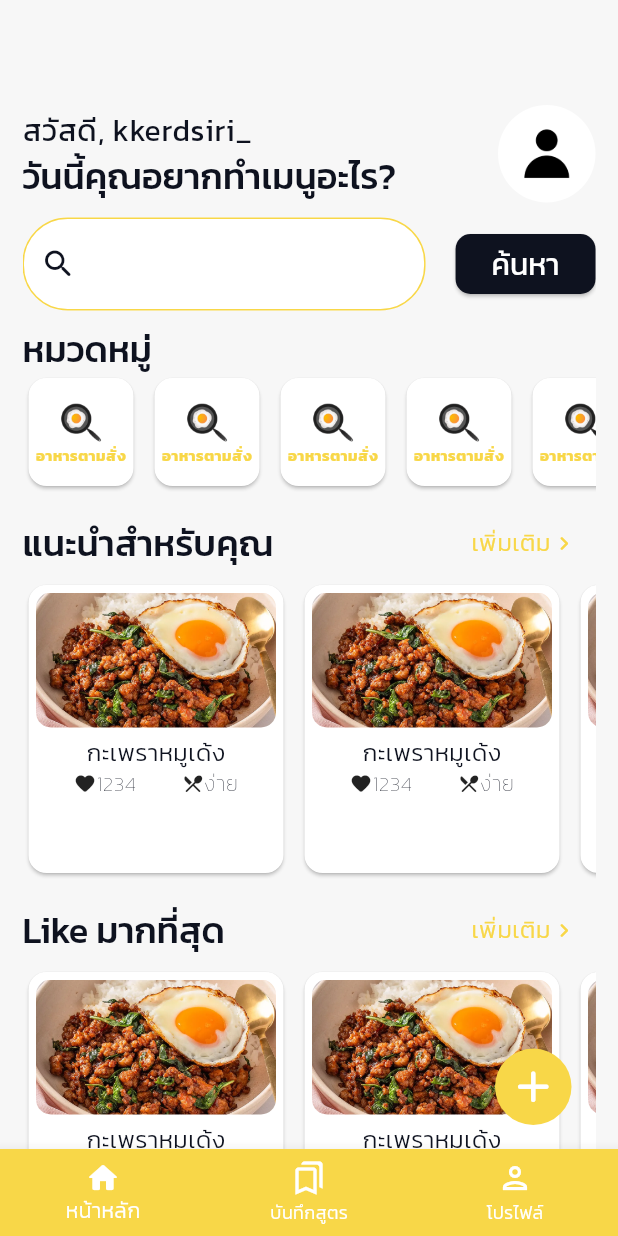
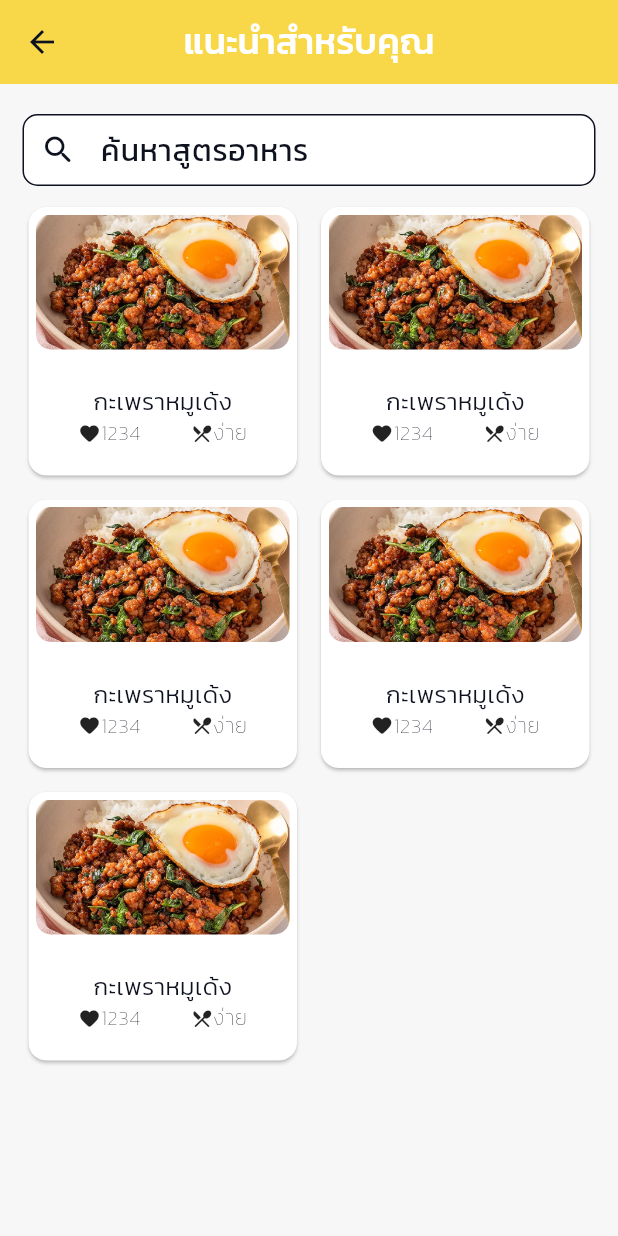
Before and after one commit to thg1rb/my-recipe, a Flutter app: the screen it shows after launch, after a tap on "เพิ่มเติม", on a phone screen of 412 x 824 dp. Run offline on Flutter 3.47's test engine with Material 3 defaults, Android fonts, the phone set to English and light mode, and no system bars; our stand-ins replace flutter_riverpod.

Commit message:
Recipe Grid UI and change FoodList variable to List of Map

```diff
--- a/lib/screens/home_screen.dart
+++ b/lib/screens/home_screen.dart
@@ -30,7 +30,6 @@ class HomeScreen extends StatelessWidget {
             runSpacing: 10,
             children: <Widget>[
               HomeHeader(username: "kkerdsiri_", profileUrl: ""),
-              HomeSearchBar(),
               HomeCategoryList(),
               HomeRecipeList(title: "แนะนำสำหรับคุณ"),
               HomeRecipeList(title: "Like มากที่สุด"),
@@ -87,72 +86,3 @@ class HomeHeader extends StatelessWidget {
     );
   }
 }
-
-// Home Search Bar
-class HomeSearchBar extends StatefulWidget {
-  const HomeSearchBar({super.key});
-
-  @override
-  State<HomeSearchBar> createState() => _HomeSearchBarState();
-}
-
-class _HomeSearchBarState extends State<HomeSearchBar> {
-  final GlobalKey<FormState> _formKey = GlobalKey<FormState>();
-  final TextEditingController searchBarController = TextEditingController();
-
-  @override
-  void dispose() {
-    searchBarController.dispose();
-    super.dispose();
-  }
-
-  @override
-  Widget build(BuildContext context) {
-    return Form(
-      key: _formKey,
-      child: Row(
-        mainAxisAlignment: MainAxisAlignment.start,
-        children: [
-          Expanded(
-            child: TextFormField(
-              controller: searchBarController,
-              validator: (value) {
-                if (value == null || value.isEmpty) {
-                  return "กรุณาระบุสูตรอาหารที่ต้องการ";
-                }
-                return null;
-              },
-              decoration: InputDecoration(
-                filled: true,
-                prefixIcon: Icon(Icons.search_rounded),
-                prefixIconColor: Theme.of(context).colorScheme.onSurface,
-                fillColor: Theme.of(context).colorScheme.onPrimary,
-                border: OutlineInputBorder(
-                  borderSide: BorderSide(
-                    color: Theme.of(context).colorScheme.primary,
-                  ),
-                  borderRadius: BorderRadius.circular(30),
-                ),
-                enabledBorder: OutlineInputBorder(
-                  borderSide: BorderSide(
-                    color: Theme.of(context).colorScheme.primary,
-                  ),
-                  borderRadius: BorderRadius.circular(30),
-                ),
-              ),
-            ),
-          ),
-          SizedBox(width: 20),
-          ElevatedButton(
-            onPressed: () {
-              if (_formKey.currentState!.validate()) {
-                print(searchBarController.text);
-              }
-            },
-            child: Text("ค้นหา"),
-          ),
-        ],
-      ),
-    );
-  }
-}
--- /dev/null
+++ b/lib/screens/recipe_grid_screen.dart
@@ -0,0 +1,57 @@
+import 'package:flutter/material.dart';
+import 'package:my_recipe/widgets/navigation_bar/top_navbar.dart';
+import 'package:my_recipe/widgets/recipe_card.dart';
+
+class RecipeGridScreen extends StatelessWidget {
+  const RecipeGridScreen({
+    super.key,
+    required List<Map<String, dynamic>>
+    recipeList, // TODO: Delete this and use callback to get the data instead
+    required String title,
+  }) : _recipeList = recipeList,
+       _title = title;
+
+  final List<Map<String, dynamic>> _recipeList;
+  final String _title;
+
+  @override
+  Widget build(BuildContext context) {
+    return Scaffold(
+      appBar: TopNavBar(title: _title, action: []),
+      body: Padding(
+        padding: const EdgeInsets.symmetric(vertical: 20, horizontal: 15),
+        child: Column(
+          children: [
+            TextField(
+              decoration: InputDecoration(
+                labelText: 'ค้นหาสูตรอาหาร',
+                contentPadding: EdgeInsets.symmetric(horizontal: 10),
+                prefixIcon: Icon(Icons.search_rounded),
+                prefixIconColor: Theme.of(context).colorScheme.onSurface,
+                filled: true,
+                fillColor: Theme.of(context).colorScheme.onPrimary,
+                border: OutlineInputBorder(
+                  borderRadius: BorderRadius.circular(10),
+                ),
+              ),
+            ),
+            Expanded(
+              child: GridView.builder(
+                padding: EdgeInsets.symmetric(vertical: 10),
+                gridDelegate: const SliverGridDelegateWithFixedCrossAxisCount(
+                  crossAxisCount: 2,
+                  crossAxisSpacing: 8.0,
+                  mainAxisSpacing: 8.0,
+                  childAspectRatio: 1, // Adjust this value as needed
+                ),
+                itemCount: _recipeList.length,
+                itemBuilder:
+                    (context, index) => RecipeCard(recipe: _recipeList[index]),
+              ),
+            ),
+          ],
+        ),
+      ),
+    );
+  }
+}
--- a/lib/screens/recipe_screen.dart
+++ b/lib/screens/recipe_screen.dart
@@ -1,14 +1,13 @@
 import 'package:flutter/material.dart';
 import 'package:flutter_riverpod/flutter_riverpod.dart';
 import 'package:my_recipe/core/theme/custom_theme/color_scheme.dart';
-import 'package:my_recipe/models/food_recipe.dart';
 import 'package:my_recipe/widgets/recipe/details.dart';
 import 'package:my_recipe/widgets/recipe/details_bar.dart';
 
 class RecipeScreen extends ConsumerWidget {
   const RecipeScreen({super.key, required this.recipe});
 
-  final FoodRecipe recipe;
+  final Map<String, dynamic> recipe;
 
   @override
   Widget build(BuildContext context, WidgetRef ref) {
@@ -33,7 +32,7 @@ class RecipeScreen extends ConsumerWidget {
                   width: double.infinity,
                   decoration: BoxDecoration(
                     image: DecorationImage(
-                      image: AssetImage(recipe.image),
+                      image: AssetImage(recipe["imageUrl"]),
                       fit: BoxFit.cover,
                     ),
                   ),
@@ -43,7 +42,7 @@ class RecipeScreen extends ConsumerWidget {
                     top: 160,
                     left: 40,
                     right: 40,
-                    bottom: 12
+                    bottom: 12,
                   ),
 
                   child: Column(
@@ -64,7 +63,7 @@ class RecipeScreen extends ConsumerWidget {
                           child: Column(
                             children: [
                               Text(
-                                recipe.title,
+                                recipe["title"],
                                 style: TextStyle(
                                   fontSize: 30,
                                   fontWeight: FontWeight.bold,
@@ -103,7 +102,7 @@ class RecipeScreen extends ConsumerWidget {
                                 children: [
                                   _buildIconText(
                                     icon: Icons.dining,
-                                    text: recipe.difficulty,
+                                    text: recipe["difficulty"],
                                   ),
                                   _buildIconText(
                                     icon: Icons.remove_red_eye,
@@ -111,7 +110,7 @@ class RecipeScreen extends ConsumerWidget {
                                   ),
                                   _buildIconText(
                                     icon: Icons.favorite,
-                                    text: recipe.likes.toString(),
+                                    text: recipe["likes"].toString(),
                                   ),
                                 ],
                               ),
@@ -125,7 +124,7 @@ class RecipeScreen extends ConsumerWidget {
               ],
             ),
             DetailsBar(),
-            Detail(recipe: recipe)
+            Detail(recipe: recipe),
           ],
         ),
       ),
--- a/lib/widgets/home/home_category_list.dart
+++ b/lib/widgets/home/home_category_list.dart
@@ -2,15 +2,14 @@ import 'package:flutter/material.dart';
 
 final List<Map<String, String>> categories = <Map<String, String>>[
   {"icon": "🍳", "type": "อาหารตามสั่ง"},
-  {"icon": "🍳", "type": "อาหารตามสั่ง"},
-  {"icon": "🍳", "type": "อาหารตามสั่ง"},
-  {"icon": "🍳", "type": "อาหารตามสั่ง"},
-  {"icon": "🍳", "type": "อาหารตามสั่ง"},
-  {"icon": "🍳", "type": "อาหารตามสั่ง"},
-  {"icon": "🍳", "type": "อาหารตามสั่ง"},
-  {"icon": "🍳", "type": "อาหารตามสั่ง"},
-  {"icon": "🍳", "type": "อาหารตามสั่ง"},
-  {"icon": "🍳", "type": "อาหารตามสั่ง"},
+  {"icon": "🍜", "type": "ก๋วยเตี๋ยว"},
+  {"icon": "🍔", "type": "ฟาสต์ฟู้ด"},
+  {"icon": "🥗", "type": "สลัดและยำ"},
+  {"icon": "🧋", "type": "เครื่องดื่ม"},
+  {"icon": "🥨", "type": "ขนมทานเล่น"},
+  {"icon": "🇯🇵", "type": "อาหารญี่ปุ่น"},
+  {"icon": "🇰🇷", "type": "อาหารเกาหลี"},
+  {"icon": "🇮🇳", "type": "อาหารอินเดีย"},
 ];
 
 /// A widget that displays a list of recipe categories in a horizontal scrollable view.
--- a/lib/widgets/home/home_recipe_list.dart
+++ b/lib/widgets/home/home_recipe_list.dart
@@ -1,61 +1,99 @@
 import 'package:flutter/material.dart';
-import 'package:my_recipe/core/theme/custom_theme/color_scheme.dart';
-import 'package:my_recipe/models/food_recipe.dart';
+import 'package:my_recipe/screens/recipe_grid_screen.dart';
 import 'package:my_recipe/widgets/recipe_card.dart';
 
 final List<Map<String, dynamic>> recipeList = <Map<String, dynamic>>[
   {
     "title": "กะเพราหมูเด้ง",
-    "like": 1234,
+    "likes": 1234,
     "category": "ข้าวผัด",
     "difficulty": "ง่าย",
     "imageUrl": "assets/images/pad_kra_pao.png",
-    "description": "กะเพราที่ถูกรังสรรค์เพื่อคนชอบหมูเด้ง เป็นชีวิตจิตใจ ทำมาจาก เนื้อฮิปโปผสมเนื้อหมูสับ",
-    "ingredients": ["เนื้อหทูเด้ง 100 กรัม", "เนื้อหมูสับ 50 กรัม", "ใบกะเพรา 20 กรัม", "ข้าวเปล่า 4 ทัพพี", "ไข่ 1 ฟอง"],
-    "instruction": "1. เทน้ำมัน \n2.เทข้าว \n3.ใส่เนื้อกับใบกะเพราแล้วผัดๆๆๆๆงั่มๆ "
+    "description":
+        "กะเพราที่ถูกรังสรรค์เพื่อคนชอบหมูเด้ง เป็นชีวิตจิตใจ ทำมาจาก เนื้อฮิปโปผสมเนื้อหมูสับ",
+    "ingredients": [
+      "เนื้อหทูเด้ง 100 กรัม",
+      "เนื้อหมูสับ 50 กรัม",
+      "ใบกะเพรา 20 กรัม",
+      "ข้าวเปล่า 4 ทัพพี",
+      "ไข่ 1 ฟอง",
+    ],
+    "instructions":
+        "1. เทน้ำมัน \n2.เทข้าว \n3.ใส่เนื้อกับใบกะเพราแล้วผัดๆๆๆๆงั่มๆ ",
   },
   {
     "title": "กะเพราหมูเด้ง",
-    "like": 1234,
+    "likes": 1234,
     "category": "ข้าวผัด",
     "difficulty": "ง่าย",
     "imageUrl": "assets/images/pad_kra_pao.png",
-    "description": "กะเพราที่ถูกรังสรรค์เพื่อคนชอบหมูเด้ง เป็นชีวิตจิตใจ ทำมาจาก เนื้อฮิปโปผสมเนื้อหมูสับ",
-    "ingredients": ["เนื้อหทูเด้ง 100 กรัม", "เนื้อหมูสับ 50 กรัม", "ใบกะเพรา 20 กรัม", "ข้าวเปล่า 4 ทัพพี", "ไข่ 1 ฟอง"],
-    "instruction": "1. เทน้ำมัน \n2.เทข้าว \n3.ใส่เนื้อกับใบกะเพราแล้วผัดๆๆๆๆงั่มๆ "
+    "description":
+        "กะเพราที่ถูกรังสรรค์เพื่อคนชอบหมูเด้ง เป็นชีวิตจิตใจ ทำมาจาก เนื้อฮิปโปผสมเนื้อหมูสับ",
+    "ingredients": [
+      "เนื้อหทูเด้ง 100 กรัม",
+      "เนื้อหมูสับ 50 กรัม",
+      "ใบกะเพรา 20 กรัม",
+      "ข้าวเปล่า 4 ทัพพี",
+      "ไข่ 1 ฟอง",
+    ],
+    "instructions":
+        "1. เทน้ำมัน \n2.เทข้าว \n3.ใส่เนื้อกับใบกะเพราแล้วผัดๆๆๆๆงั่มๆ ",
   },
   {
     "title": "กะเพราหมูเด้ง",
-    "like": 1234,
+    "likes": 1234,
     "category": "ข้าวผัด",
     "difficulty": "ง่าย",
     "imageUrl": "assets/images/pad_kra_pao.png",
-    "description": "กะเพราที่ถูกรังสรรค์เพื่อคนชอบหมูเด้ง เป็นชีวิตจิตใจ ทำมาจาก เนื้อฮิปโปผสมเนื้อหมูสับ",
-    "ingredients": ["เนื้อหทูเด้ง 100 กรัม", "เนื้อหมูสับ 50 กรัม", "ใบกะเพรา 20 กรัม", "ข้าวเปล่า 4 ทัพพี", "ไข่ 1 ฟอง"],
-    "instruction": "1. เทน้ำมัน \n2.เทข้าว \n3.ใส่เนื้อกับใบกะเพราแล้วผัดๆๆๆๆงั่มๆ "
+    "description":
+        "กะเพราที่ถูกรังสรรค์เพื่อคนชอบหมูเด้ง เป็นชีวิตจิตใจ ทำมาจาก เนื้อฮิปโปผสมเนื้อหมูสับ",
+    "ingredients": [
+      "เนื้อหทูเด้ง 100 กรัม",
+      "เนื้อหมูสับ 50 กรัม",
+      "ใบกะเพรา 20 กรัม",
+      "ข้าวเปล่า 4 ทัพพี",
+      "ไข่ 1 ฟอง",
+    ],
+    "instructions":
+        "1. เทน้ำมัน \n2.เทข้าว \n3.ใส่เนื้อกับใบกะเพราแล้วผัดๆๆๆๆงั่มๆ ",
   },
   {
     "title": "กะเพราหมูเด้ง",
-    "like": 1234,
+    "likes": 1234,
     "category": "ข้าวผัด",
     "difficulty": "ง่าย",
     "imageUrl": "assets/images/pad_kra_pao.png",
-    "description": "กะเพราที่ถูกรังสรรค์เพื่อคนชอบหมูเด้ง เป็นชีวิตจิตใจ ทำมาจาก เนื้อฮิปโปผสมเนื้อหมูสับ",
-    "ingredients": ["เนื้อหทูเด้ง 100 กรัม", "เนื้อหมูสับ 50 กรัม", "ใบกะเพรา 20 กรัม", "ข้าวเปล่า 4 ทัพพี", "ไข่ 1 ฟอง"],
-    "instruction": "1. เทน้ำมัน \n2.เทข้าว \n3.ใส่เนื้อกับใบกะเพราแล้วผัดๆๆๆๆงั่มๆ "
+    "description":
+        "กะเพราที่ถูกรังสรรค์เพื่อคนชอบหมูเด้ง เป็นชีวิตจิตใจ ทำมาจาก เนื้อฮิปโปผสมเนื้อหมูสับ",
+    "ingredients": [
+      "เนื้อหทูเด้ง 100 กรัม",
+      "เนื้อหมูสับ 50 กรัม",
+      "ใบกะเพรา 20 กรัม",
+      "ข้าวเปล่า 4 ทัพพี",
+      "ไข่ 1 ฟอง",
+    ],
+    "instructions":
+        "1. เทน้ำมัน \n2.เทข้าว \n3.ใส่เนื้อกับใบกะเพราแล้วผัดๆๆๆๆงั่มๆ ",
   },
   {
     "title": "กะเพราหมูเด้ง",
-    "like": 1234,
+    "likes": 1234,
     "category": "ข้าวผัด",
     "difficulty": "ง่าย",
     "imageUrl": "assets/images/pad_kra_pao.png",
-    "description": "กะเพราที่ถูกรังสรรค์เพื่อคนชอบหมูเด้ง เป็นชีวิตจิตใจ ทำมาจาก เนื้อฮิปโปผสมเนื้อหมูสับ",
-    "ingredients": ["เนื้อหทูเด้ง 100 กรัม", "เนื้อหมูสับ 50 กรัม", "ใบกะเพรา 20 กรัม", "ข้าวเปล่า 4 ทัพพี", "ไข่ 1 ฟอง"],
-    "instruction": "1. เทน้ำมัน \n2.เทข้าว \n3.ใส่เนื้อกับใบกะเพราแล้วผัดๆๆๆๆงั่มๆ "
+    "description":
+        "กะเพราที่ถูกรังสรรค์เพื่อคนชอบหมูเด้ง เป็นชีวิตจิตใจ ทำมาจาก เนื้อฮิปโปผสมเนื้อหมูสับ",
+    "ingredients": [
+      "เนื้อหทูเด้ง 100 กรัม",
+      "เนื้อหมูสับ 50 กรัม",
+      "ใบกะเพรา 20 กรัม",
+      "ข้าวเปล่า 4 ทัพพี",
+      "ไข่ 1 ฟอง",
+    ],
+    "instructions":
+        "1. เทน้ำมัน \n2.เทข้าว \n3.ใส่เนื้อกับใบกะเพราแล้วผัดๆๆๆๆงั่มๆ ",
   },
 ];
-final List<FoodRecipe> recipes = recipeList.map((map) => FoodRecipe.fromMap(map)).toList();
 
 class HomeRecipeList extends StatelessWidget {
   const HomeRecipeList({super.key, required String title}) : _title = title;
@@ -71,17 +109,31 @@ class HomeRecipeList extends StatelessWidget {
           mainAxisAlignment: MainAxisAlignment.spaceBetween,
           children: <Widget>[
             Text(_title, style: Theme.of(context).textTheme.headlineMedium),
-            TextButton(
-              onPressed: () {},
+            GestureDetector(
+              onTap:
+                  () => Navigator.push(
+                    context,
+                    MaterialPageRoute(
+                      builder:
+                          (context) => RecipeGridScreen(
+                            recipeList: recipeList,
+                            title: _title,
+                          ),
+                    ),
+                  ),
               child: Row(
+                mainAxisAlignment: MainAxisAlignment.center,
                 children: [
                   Text(
                     "เพิ่มเติม",
                     style: Theme.of(context).textTheme.bodyMedium?.copyWith(
-                      color: CustomColorScheme.yellowColor,
+                      color: Theme.of(context).colorScheme.primary,
                     ),
                   ),
-                  Icon(Icons.navigate_next_rounded),
+                  Icon(
+                    Icons.navigate_next_rounded,
+                    color: Theme.of(context).colorScheme.primary,
+                  ),
                 ],
               ),
             ),
@@ -95,7 +147,7 @@ class HomeRecipeList extends StatelessWidget {
             itemCount: recipeList.length,
             separatorBuilder: (context, index) => SizedBox(width: 6),
             itemBuilder:
-                (context, index) => RecipeCard(recipe: recipes[index])
+                (context, index) => RecipeCard(recipe: recipeList[index]),
           ),
         ),
       ],
--- a/lib/widgets/recipe/details.dart
+++ b/lib/widgets/recipe/details.dart
@@ -1,11 +1,10 @@
 import 'package:flutter/material.dart';
 import 'package:flutter_riverpod/flutter_riverpod.dart';
-import 'package:my_recipe/models/food_recipe.dart';
 import 'package:my_recipe/providers/details_bar_provider.dart';
 
 class Detail extends ConsumerWidget {
   const Detail({super.key, required this.recipe});
-  final FoodRecipe recipe;
+  final Map<String, dynamic> recipe;
   @override
   Widget build(BuildContext context, WidgetRef ref) {
     int detailBarIdx = ref.watch(detailsBarProvider);
@@ -20,16 +19,20 @@ class Detail extends ConsumerWidget {
         ),
         child: Column(
           children: [
-            if (detailBarIdx == 0) Text(recipe.description)
-            else if(detailBarIdx == 1) ListView(children: [
-              for (int i=0; i<recipe.ingredients.length;i++)
-                Text(recipe.ingredients[i])
-            ],)
-            else if(detailBarIdx == 2) Text(recipe.instruction)
-          ]
+            if (detailBarIdx == 0)
+              Text(recipe["description"])
+            else if (detailBarIdx == 1)
+              ListView(
+                children: [
+                  for (int i = 0; i < recipe["ingredients"].length; i++)
+                    Text(recipe["ingredients"][i]),
+                ],
+              )
+            else if (detailBarIdx == 2)
+              Text(recipe["instructions"]),
+          ],
         ),
       ),
     );
   }
-
 }
--- a/lib/widgets/recipe_card.dart
+++ b/lib/widgets/recipe_card.dart
@@ -1,14 +1,10 @@
 import 'package:flutter/material.dart';
-import 'package:my_recipe/models/food_recipe.dart';
 import 'package:my_recipe/screens/recipe_screen.dart';
 
 class RecipeCard extends StatelessWidget {
-  const RecipeCard({
-    super.key,
-    required this.recipe
-  }) ;
+  const RecipeCard({super.key, required this.recipe});
 
-  final FoodRecipe recipe;
+  final Map<String, dynamic> recipe;
 
   @override
   Widget build(BuildContext context) {
@@ -17,7 +13,12 @@ class RecipeCard extends StatelessWidget {
       clipBehavior: Clip.antiAliasWithSaveLayer,
       child: InkWell(
         onTap: () {
-          Navigator.push(context, MaterialPageRoute(builder:(context) => RecipeScreen(recipe: recipe)));
+          Navigator.push(
+            context,
+            MaterialPageRoute(
+              builder: (context) => RecipeScreen(recipe: recipe),
+            ),
+          );
         },
         child: SizedBox(
           width: 170,
@@ -28,17 +29,22 @@ class RecipeCard extends StatelessWidget {
                 child: ClipRRect(
                   borderRadius: BorderRadius.circular(10),
                   child: Image.asset(
-                    recipe.image,
+                    recipe["imageUrl"],
                     width: double.infinity,
                     height: 90,
                     fit: BoxFit.cover,
                   ),
                 ),
               ),
-              Column(
+              Expanded(
+                child: Column(
+                  mainAxisAlignment: MainAxisAlignment.center,
                   crossAxisAlignment: CrossAxisAlignment.center,
                   children: <Widget>[
-                  Text(recipe.title, style: Theme.of(context).textTheme.bodyMedium),
+                    Text(
+                      recipe["title"],
+                      style: Theme.of(context).textTheme.bodyMedium,
+                    ),
                     Row(
                       mainAxisAlignment: MainAxisAlignment.spaceEvenly,
                       children: <Widget>[
@@ -46,7 +52,7 @@ class RecipeCard extends StatelessWidget {
                           children: <Widget>[
                             Icon(Icons.favorite_rounded, size: 15),
                             Text(
-                            recipe.likes.toString(),
+                              recipe["likes"].toString(),
                               style: Theme.of(context).textTheme.bodySmall,
                             ),
                           ],
@@ -55,7 +61,7 @@ class RecipeCard extends StatelessWidget {
                           children: <Widget>[
                             Icon(Icons.local_dining_rounded, size: 15),
                             Text(
-                            recipe.difficulty,
+                              recipe["difficulty"],
                               style: Theme.of(context).textTheme.bodySmall,
                             ),
                           ],
@@ -64,11 +70,11 @@ class RecipeCard extends StatelessWidget {
                     ),
                   ],
                 ),
+              ),
             ],
           ),
         ),
       ),
-
     );
   }
 }
```
Lines whose indentation alone changed are shown as unchanged.
